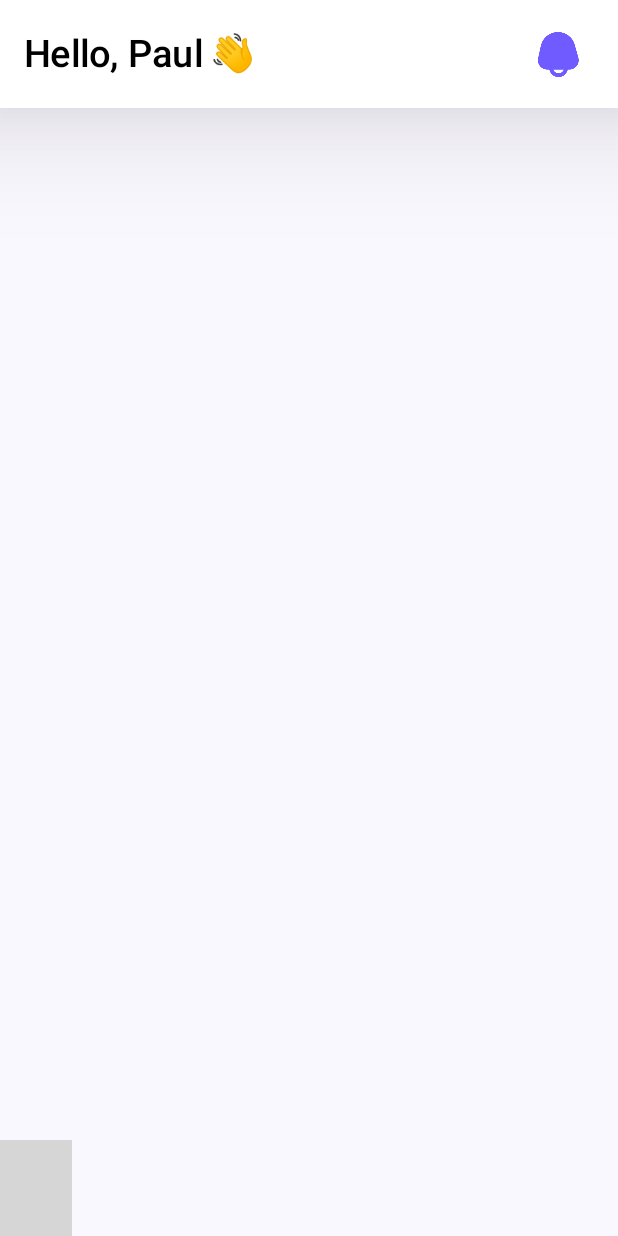
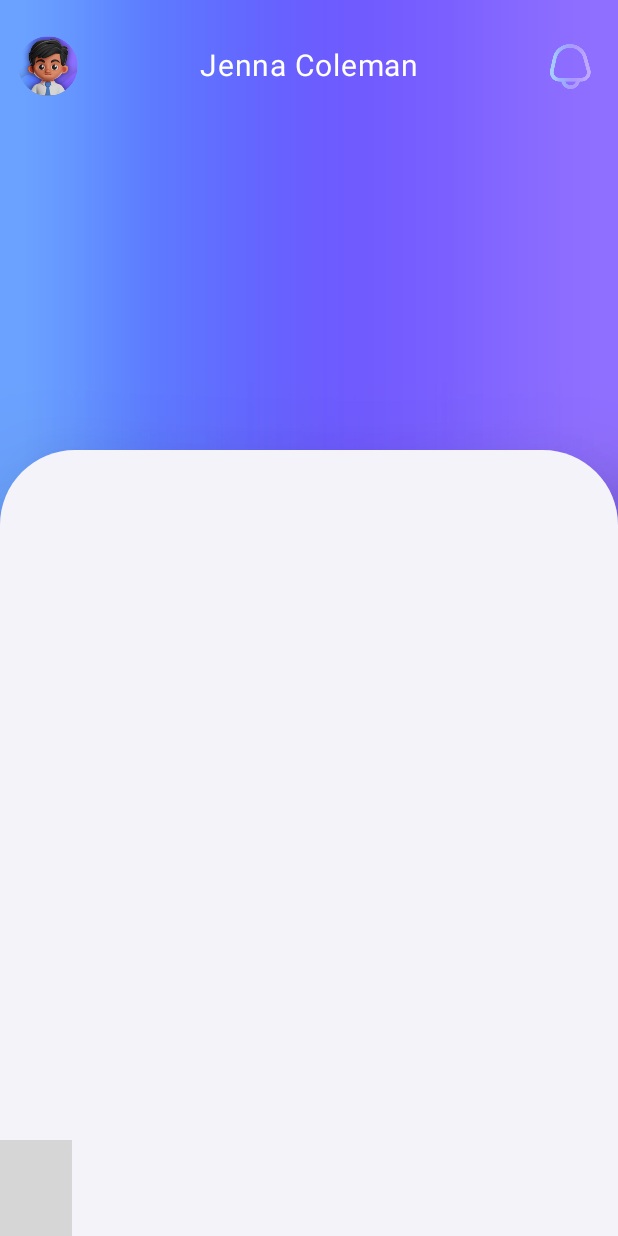
Before and after one commit to Tushar-Developer-App/E-Emotion, an Android app built with Jetpack Compose: the screen it shows after launch (MainActivity), on a phone screen of 412 x 824 dp. Run offline under Robolectric (Android 15) with nearby library versions, the phone set to English and light mode, and no system bars; libraries missing offline, so code that uses them is left out: com.exyte.animatednavbar; 2 statements that could not run were skipped; grey boxes are pictures that could not be loaded.

Commit message:
2 nd commit

```diff
--- a/app/src/main/java/com/example/emotion/Home.kt
+++ b/app/src/main/java/com/example/emotion/Home.kt
@@ -1,24 +1,26 @@
 package com.example.emotion
 
 import androidx.compose.animation.core.tween
+import androidx.compose.foundation.Image
 import androidx.compose.foundation.background
 import androidx.compose.foundation.clickable
 import androidx.compose.foundation.interaction.MutableInteractionSource
 import androidx.compose.foundation.layout.Arrangement
 import androidx.compose.foundation.layout.Box
 import androidx.compose.foundation.layout.Row
+import androidx.compose.foundation.layout.Spacer
 import androidx.compose.foundation.layout.fillMaxSize
 import androidx.compose.foundation.layout.fillMaxWidth
 import androidx.compose.foundation.layout.height
 import androidx.compose.foundation.layout.padding
 import androidx.compose.foundation.layout.size
 import androidx.compose.foundation.shape.RoundedCornerShape
-import androidx.compose.material3.CardColors
+import androidx.compose.material3.Card
 import androidx.compose.material3.CardDefaults
+import androidx.compose.material3.CardElevation
 import androidx.compose.material3.ElevatedCard
 import androidx.compose.material3.Icon
 import androidx.compose.material3.IconButton
-import androidx.compose.material3.MaterialTheme
 import androidx.compose.material3.Scaffold
 import androidx.compose.material3.Text
 import androidx.compose.runtime.Composable
@@ -30,12 +32,14 @@ import androidx.compose.ui.Alignment
 import androidx.compose.ui.Modifier
 import androidx.compose.ui.composed
 import androidx.compose.ui.graphics.Color
+import androidx.compose.ui.layout.ContentScale
 import androidx.compose.ui.res.painterResource
 import androidx.compose.ui.tooling.preview.Preview
 import androidx.compose.ui.unit.dp
 import androidx.compose.ui.unit.sp
 import com.example.emotion.ui.theme.Skin
-import com.example.emotion.ui.theme.bottom
+import com.example.emotion.ui.theme.b4
+import com.example.emotion.ui.theme.t
 import com.exyte.animatednavbar.AnimatedNavigationBar
 import com.exyte.animatednavbar.animation.balltrajectory.Parabolic
 import com.exyte.animatednavbar.animation.indendshape.Height
@@ -54,8 +58,8 @@ fun Bottom() {
                 cornerRadius = shapeCornerRadius(cornerRadius = 34.dp),
                 ballAnimation = Parabolic(tween(300)),
                 indentAnimation = Height(tween(300)),
-                barColor = bottom,
-                ballColor = Color.White,
+                barColor = t,
+                ballColor = b4,
             ) {
                 navigationBarItems.forEach { item ->
                     Box(
@@ -68,20 +72,20 @@ fun Bottom() {
                             modifier = Modifier.size(26.dp),
                             painter = painterResource(item.icon),
                             contentDescription = "Bottom Bar icons",
-                            tint = if (selectedIndex == item.ordinal) Color.White
-                            else Color.White
+                            tint = if (selectedIndex == item.ordinal) b4
+                            else b4
                         )
                     }
                 }
             }
         }) {
         it
-        GreetingHeader()
+        Home()
     }
 }
 
 enum class NavigationBarItems(val icon: Int) {
-    Home(icon = R.drawable.home_24), Call(icon = R.drawable.user), Fav(icon = R.drawable.heart)
+    Home(icon = R.drawable.home_24), Call(icon = R.drawable.profile), Fav(icon = R.drawable.heart)
 }
 
 fun Modifier.noRippleClickable(onClick: () -> Unit): Modifier = composed {
@@ -95,62 +99,76 @@ fun Modifier.noRippleClickable(onClick: () -> Unit): Modifier = composed {
 
 
 @Composable
-fun GreetingHeader(
+fun Header(
     userName: String = "Paul",
     onNotificationClick: () -> Unit = {}
 ) {
-    ElevatedCard(
-        modifier = Modifier
-            .fillMaxWidth(),
-        shape = RoundedCornerShape(0.dp),
-        elevation = CardDefaults.cardElevation(defaultElevation = 50.dp),
-        colors = CardColors(
-            containerColor = Color.White,
-            contentColor = Color.White,
-            disabledContainerColor = Color.White,
-            disabledContentColor = Color.White)
-    )
-    {
     Row(
         modifier = Modifier
             .fillMaxWidth()
-                .padding(horizontal = 16.dp, vertical = 12.dp),
+            .padding(horizontal = 8.dp, vertical = 20.dp),
         verticalAlignment = Alignment.CenterVertically,
         horizontalArrangement = Arrangement.SpaceBetween
     ) {
-
-            Row(
-                verticalAlignment = Alignment.CenterVertically
+        IconButton(
+            onClick = onNotificationClick,
         ) {
-                Text(
-                    text = "Hello, $userName",
-                    style = MaterialTheme.typography.titleMedium,
-                    color = Color.Black,
-                    fontSize = 25.sp
-                )
-                Text(
-                    text = "\uD83D\uDC4B", // 👋 waving hand emoji
-                    fontSize = 25.sp,
-                    modifier = Modifier.padding(start = 4.dp)
+            Image(
+                painter = painterResource(id = R.drawable.user), // Replace with your image resource ID
+                contentDescription = "Notifications",
+                modifier = Modifier.size(70.dp),
+                contentScale = ContentScale.Fit
 
             )
         }
+
+        Text("Jenna Coleman", color = Color.White,
+            fontSize = 20.sp)
+
         // Right Side: Notification Icon (bell)
         IconButton(
             onClick = onNotificationClick,
         ) {
-                Icon(
-                    painter = painterResource(id = R.drawable.bell1),
+            Image(
+                painter = painterResource(id = R.drawable.bell), // Replace with your image resource ID
+                contentDescription = "Notifications",
                 modifier = Modifier.size(30.dp),
-                    contentDescription = "Notifications",
-                    tint = bottom
+                contentScale = ContentScale.Fit
+
             )
-                // You can add a small blue dot by layering another composable if needed
-            }
         }
     }
 }
 
+
+@Composable
+fun Home() {
+    Box(
+        modifier = Modifier
+            .fillMaxSize()
+
+    ) {
+        Image(
+            painter = painterResource(id = R.drawable.splash), // Replace with your actual image resource ID
+            contentDescription = null,
+            modifier = Modifier.fillMaxSize(),
+            contentScale = ContentScale.Crop, // Ensures the image fills the screen by cropping if necessary
+            alignment = Alignment.Center
+        )
+        Header()
+        ElevatedCard(modifier = Modifier.fillMaxSize().padding(top = 300.dp),
+            shape = RoundedCornerShape(topStart = 50.dp, topEnd = 50.dp),
+            elevation = CardDefaults.cardElevation(defaultElevation =50.dp),
+            ) {
+
+        }
+
+
+
+    }
+
+
+}
 
 @Preview
 @Composable
--- a/app/src/main/java/com/example/emotion/ui/theme/Color.kt
+++ b/app/src/main/java/com/example/emotion/ui/theme/Color.kt
@@ -21,3 +21,5 @@ val LightGreen = Color(0xFFD2D9C5)
 val DarkGreen = Color(0xFF9CA48E)
 val Skin = Color(0xFFFEF2E2)
 val bottom = Color(0xFF6f5bff)
+val b4=Color(0xFF8a7fea)
+val t=Color(0xFFFAF9F6)
```
Also changed, not shown: app/src/main/java/com/example/emotion/Player.kt (added, +55 -0 lines), app/src/main/java/com/example/emotion/Splash.kt (+10 -0 lines), app/src/main/res/drawable/bell1.png (deleted), app/src/main/res/drawable/profile.xml (renamed from app/src/main/res/drawable/user.xml), app/src/main/res/drawable/user.png (added). Lines whose indentation alone changed are shown as unchanged.
